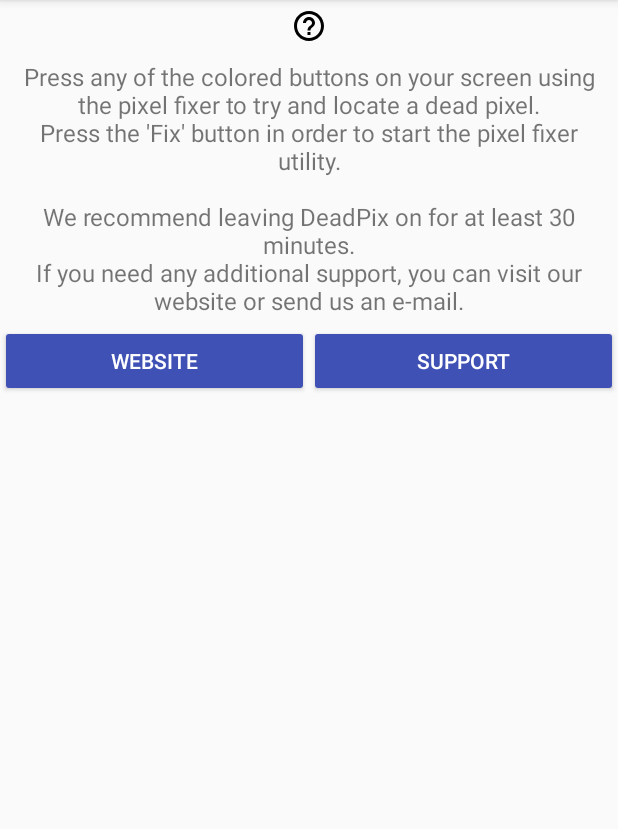
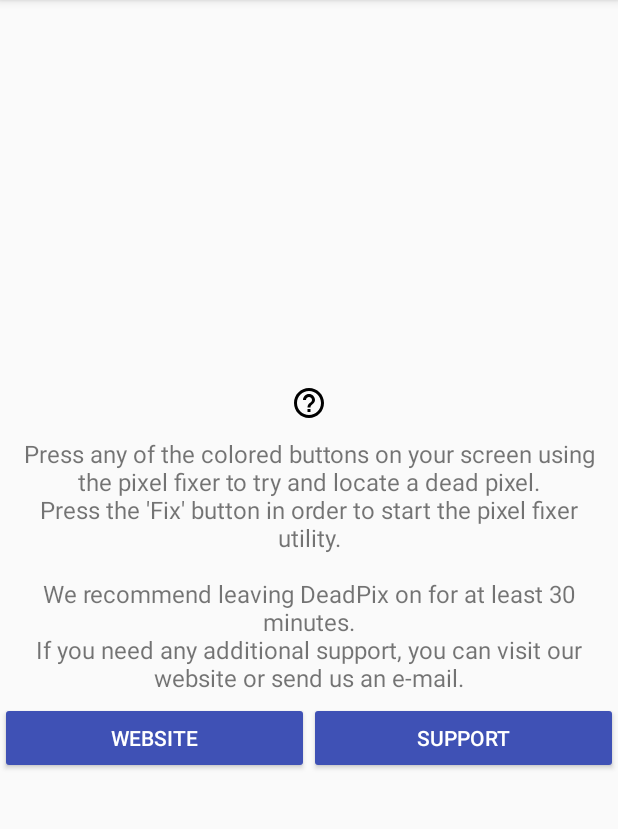
Before and after one commit to CodeDead/DeadPix-android, an Android app: the screen it shows after launch (MainActivity), in the side drawer, after a tap on "Help", on a phone screen of 412 x 824 dp, the part 84-913 px from its top. Run offline under Robolectric (Android 15) with nearby library versions, the phone set to English and light mode, and no system bars; libraries missing offline, so code that uses them is left out: com.tapadoo.alerter; 1 statement that could not run was skipped.

Commit message:
* Design changes

```diff
--- a/app/src/main/res/layout/content_about.xml
+++ b/app/src/main/res/layout/content_about.xml
@@ -9,7 +9,9 @@
     <LinearLayout
         android:layout_width="match_parent"
         android:layout_height="wrap_content"
-        android:orientation="vertical">
+        android:orientation="vertical"
+        android:layout_gravity="center"
+        android:gravity="center">
 
         <ImageView
             android:layout_width="match_parent"
--- a/app/src/main/res/layout/content_help.xml
+++ b/app/src/main/res/layout/content_help.xml
@@ -7,7 +7,9 @@
     <LinearLayout
         android:layout_width="match_parent"
         android:layout_height="wrap_content"
-        android:orientation="vertical">
+        android:orientation="vertical"
+        android:layout_gravity="center"
+        android:gravity="center">
 
         <ImageView
             android:id="@+id/imageView"
--- a/app/src/main/res/layout/content_settings.xml
+++ b/app/src/main/res/layout/content_settings.xml
@@ -7,7 +7,9 @@
     <LinearLayout
         android:layout_width="match_parent"
         android:layout_height="wrap_content"
-        android:orientation="vertical">
+        android:orientation="vertical"
+        android:layout_gravity="center"
+        android:gravity="center">
 
         <TextView
             android:layout_width="match_parent"
```
